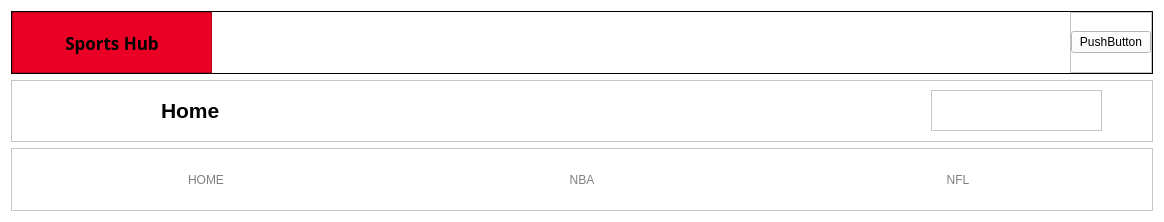
Qt form client/screens/widgets/header/header.ui (kleroop/TechCourse_2022_12) before a commit.
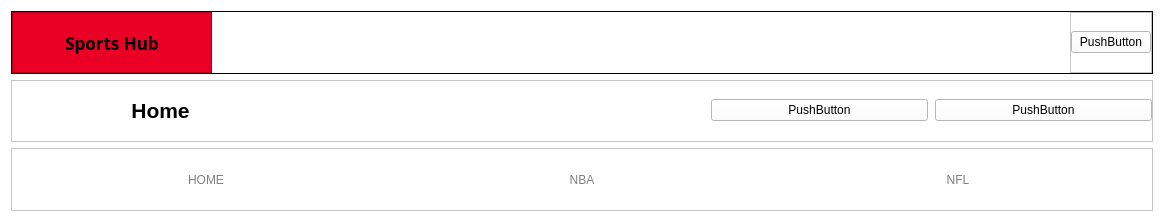
The same form after that commit.

Diff of the .ui file:
```diff
--- a/client/screens/widgets/header/header.ui
+++ b/client/screens/widgets/header/header.ui
@@ -156,6 +156,18 @@
    </item>
    <item>
     <widget class="QFrame" name="frame_3">
+     <property name="sizePolicy">
+      <sizepolicy hsizetype="Preferred" vsizetype="Minimum">
+       <horstretch>0</horstretch>
+       <verstretch>0</verstretch>
+      </sizepolicy>
+     </property>
+     <property name="minimumSize">
+      <size>
+       <width>0</width>
+       <height>0</height>
+      </size>
+     </property>
      <property name="styleSheet">
       <string notr="true">#frame_3{
 	border-bottom: 1px solid black;
@@ -167,42 +179,87 @@
      <property name="frameShadow">
       <enum>QFrame::Raised</enum>
      </property>
-     <widget class="QLabel" name="sectionName">
-      <property name="geometry">
-       <rect>
-        <x>150</x>
-        <y>20</y>
-        <width>81</width>
-        <height>21</height>
-       </rect>
+     <layout class="QGridLayout" name="gridLayout">
+      <property name="leftMargin">
+       <number>0</number>
       </property>
-      <property name="font">
-       <font>
-        <pointsize>16</pointsize>
-        <weight>75</weight>
-        <bold>true</bold>
-       </font>
+      <property name="topMargin">
+       <number>0</number>
       </property>
-      <property name="text">
-       <string>Home</string>
+      <property name="rightMargin">
+       <number>0</number>
       </property>
-     </widget>
-     <widget class="QFrame" name="saveSection">
-      <property name="geometry">
-       <rect>
-        <x>920</x>
-        <y>10</y>
-        <width>171</width>
-        <height>41</height>
-       </rect>
+      <property name="bottomMargin">
+       <number>0</number>
       </property>
-      <property name="frameShape">
-       <enum>QFrame::StyledPanel</enum>
+      <property name="spacing">
+       <number>0</number>
       </property>
-      <property name="frameShadow">
-       <enum>QFrame::Raised</enum>
-      </property>
-     </widget>
+      <item row="0" column="0">
+       <layout class="QHBoxLayout" name="horizontalLayout_5" stretch="0,1,2,1,1">
+        <property name="spacing">
+         <number>7</number>
+        </property>
+        <item>
+         <spacer name="horizontalSpacer_3">
+          <property name="orientation">
+           <enum>Qt::Horizontal</enum>
+          </property>
+          <property name="sizeHint" stdset="0">
+           <size>
+            <width>40</width>
+            <height>20</height>
+           </size>
+          </property>
+         </spacer>
+        </item>
+        <item>
+         <widget class="QLabel" name="sectionName">
+          <property name="font">
+           <font>
+            <pointsize>16</pointsize>
+            <weight>75</weight>
+            <bold>true</bold>
+           </font>
+          </property>
+          <property name="text">
+           <string>Home</string>
+          </property>
+          <property name="alignment">
+           <set>Qt::AlignCenter</set>
+          </property>
+         </widget>
+        </item>
+        <item>
+         <spacer name="horizontalSpacer_2">
+          <property name="orientation">
+           <enum>Qt::Horizontal</enum>
+          </property>
+          <property name="sizeHint" stdset="0">
+           <size>
+            <width>40</width>
+            <height>20</height>
+           </size>
+          </property>
+         </spacer>
+        </item>
+        <item>
+         <widget class="QPushButton" name="pushButton">
+          <property name="text">
+           <string>PushButton</string>
+          </property>
+         </widget>
+        </item>
+        <item>
+         <widget class="QPushButton" name="pushButton_2">
+          <property name="text">
+           <string>PushButton</string>
+          </property>
+         </widget>
+        </item>
+       </layout>
+      </item>
+     </layout>
     </widget>
    </item>
    <item>
```
